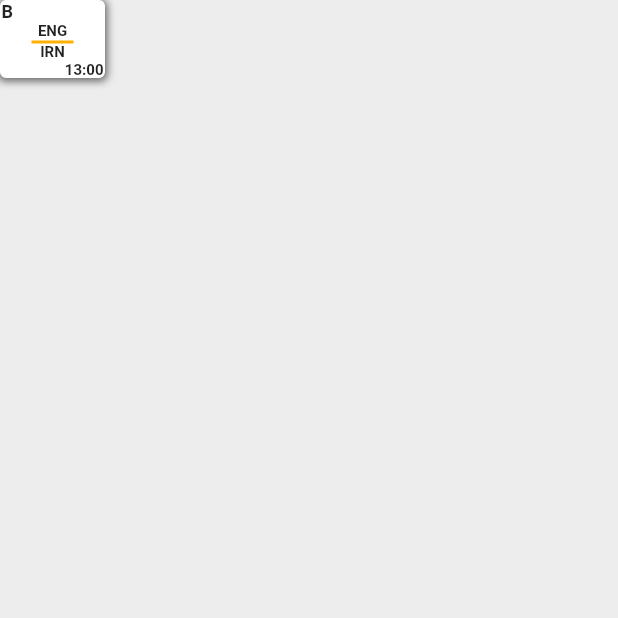
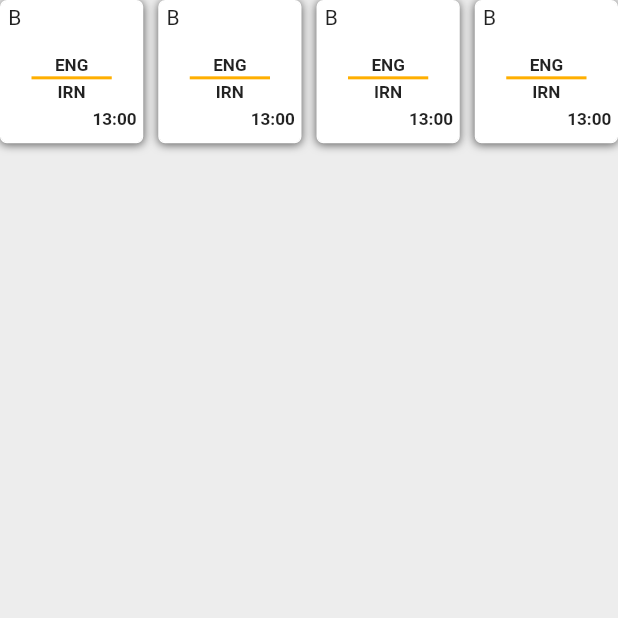
Before and after one commit to tahaaslam1/final_match_schedule, a Flutter app: the screen it shows after launch, on a phone screen of 412 x 824 dp, the top half of it. Run offline on Flutter 3.47's test engine with Material 2 defaults, Android fonts, the light colour scheme and no system bars; our stand-ins replace flutter_screenutil.

Commit message:
screen utl/ match card refactored

```diff
--- a/final_match_schedule/lib/presentation/screens/home_screen/home_screen.dart
+++ b/final_match_schedule/lib/presentation/screens/home_screen/home_screen.dart
@@ -1,6 +1,8 @@
 import 'package:flutter/material.dart';
 import 'package:flutter/src/foundation/key.dart';
 import 'package:flutter/src/widgets/framework.dart';
+
+import 'local_widgets/match_card.dart';
 
 class HomeScreen extends StatelessWidget {
   const HomeScreen({Key? key}) : super(key: key);
@@ -10,61 +12,37 @@ class HomeScreen extends StatelessWidget {
     return SafeArea(
       child: Scaffold(
         backgroundColor: const Color(0xFFEDEDED),
-        body: Container(
-          height: 52,
-          width: 70,
-          decoration: BoxDecoration(
-              boxShadow: [
-                BoxShadow(
-                  color: const Color(0xFF000000).withOpacity(0.60),
-                  blurRadius: 4,
-                  spreadRadius: 1,
-                  offset:
-                      const Offset(0.0, 1.0), // shadow direction: bottom right
-                )
-              ],
-              color: Colors.white,
-              border: Border.all(color: Colors.white),
-              borderRadius: const BorderRadius.all(Radius.circular(4))),
-          child: Column(
-            mainAxisAlignment: MainAxisAlignment.spaceEvenly,
-            crossAxisAlignment: CrossAxisAlignment.start,
+        body: GridView.count(
+            primary: false,
+            crossAxisCount: 4,
+            crossAxisSpacing: 10,
+            mainAxisSpacing: 16,
             children: [
-              const Text(
-                'B',
-                style: TextStyle(fontWeight: FontWeight.w700, fontSize: 12),
+              MatchCard(
+                homeTeam: 'ENG',
+                awayTeam: 'IRN',
+                matchGroup: 'B',
+                matchTime: '13:00',
               ),
-              const Center(
-                child: Text(
-                  'ENG',
-                  style: TextStyle(fontWeight: FontWeight.w700, fontSize: 10),
-                ),
+              MatchCard(
+                homeTeam: 'ENG',
+                awayTeam: 'IRN',
+                matchGroup: 'B',
+                matchTime: '13:00',
               ),
-              const Divider(
-                color: Color(0xFFFFAF00),
-                height: 2.0,
-                indent: 20,
-                thickness: 2,
-                endIndent: 20,
+              MatchCard(
+                homeTeam: 'ENG',
+                awayTeam: 'IRN',
+                matchGroup: 'B',
+                matchTime: '13:00',
               ),
-              const Center(
-                child: Text(
-                  'IRN',
-                  style: TextStyle(fontWeight: FontWeight.w700, fontSize: 10),
-                ),
+              MatchCard(
+                homeTeam: 'ENG',
+                awayTeam: 'IRN',
+                matchGroup: 'B',
+                matchTime: '13:00',
               ),
-              Row(
-                mainAxisAlignment: MainAxisAlignment.end,
-                children: [
-                  const Text(
-                    '13:00',
-                    style: TextStyle(fontWeight: FontWeight.w700, fontSize: 10),
-                  ),
-                ],
-              )
-            ],
-          ),
-        ),
+            ]),
       ),
     );
   }
--- /dev/null
+++ b/final_match_schedule/lib/presentation/screens/home_screen/local_widgets/match_card.dart
@@ -0,0 +1,88 @@
+import 'package:flutter/material.dart';
+import 'package:flutter_screenutil/flutter_screenutil.dart';
+
+class MatchCard extends StatelessWidget {
+  final String matchGroup;
+  final String homeTeam;
+  final String awayTeam;
+  final String matchTime;
+
+  const MatchCard({
+    Key? key,
+    required this.awayTeam,
+    required this.homeTeam,
+    required this.matchGroup,
+    required this.matchTime,
+  }) : super(key: key);
+
+  @override
+  Widget build(BuildContext context) {
+    return Container(
+      height: 52.h,
+      width: 70.w,
+      decoration: BoxDecoration(
+        boxShadow: [
+          BoxShadow(
+            color: const Color(0xFF000000).withOpacity(0.60),
+            blurRadius: 4.r,
+            spreadRadius: 0,
+            offset: const Offset(0.0, 1.0), // shadow direction: bottom right
+          )
+        ],
+        color: Colors.white,
+        border: Border.all(color: Colors.white),
+        borderRadius: BorderRadius.all(
+          Radius.circular(4.r),
+        ),
+      ),
+      child: Column(
+        // mainAxisAlignment: MainAxisAlignment.spaceEvenly,
+        crossAxisAlignment: CrossAxisAlignment.start,
+        children: [
+          Padding(
+            padding: EdgeInsets.symmetric(horizontal: 4.w, vertical: 2.h),
+            child: Text(
+              matchGroup,
+            ),
+          ),
+          SizedBox(height: 11.h),
+          Center(
+            child: Text(
+              homeTeam,
+              style: TextStyle(fontWeight: FontWeight.w700, fontSize: 10.sp),
+            ),
+          ),
+          SizedBox(height: 1.h),
+          Divider(
+            color: Color(0xFFFFAF00),
+            height: 2.0.h,
+            indent: 20,
+            thickness: 2,
+            endIndent: 20,
+          ),
+          SizedBox(height: 1.h),
+          Center(
+            child: Text(
+              awayTeam,
+              style: TextStyle(fontWeight: FontWeight.w700, fontSize: 10.sp),
+            ),
+          ),
+          SizedBox(height: 2.h),
+          Row(
+            mainAxisAlignment: MainAxisAlignment.end,
+            children: [
+              Padding(
+                padding: EdgeInsets.symmetric(horizontal: 3.w, vertical: 2.h),
+                child: Text(
+                  matchTime,
+                  style:
+                      TextStyle(fontWeight: FontWeight.w700, fontSize: 10.sp),
+                ),
+              ),
+            ],
+          )
+        ],
+      ),
+    );
+  }
+}
```
